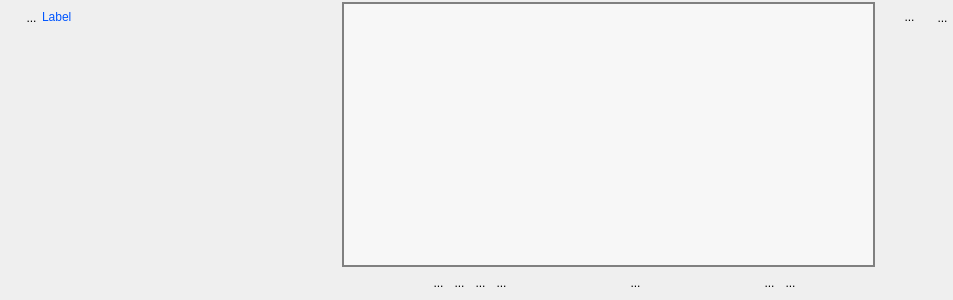
The window that UiQT4/desWidgetPlusieursBase.ui (SalomePlatform/eficas_tools) describes before a commit, drawn with Qt 5.
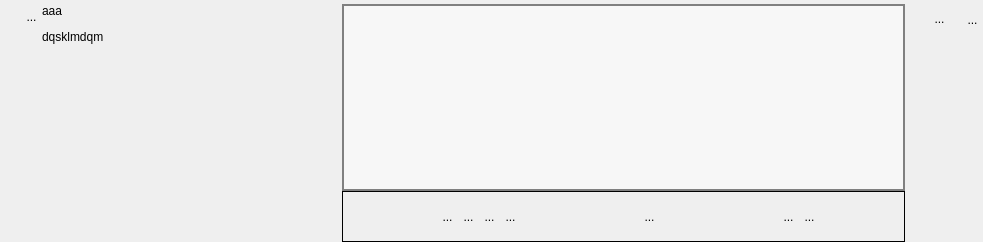
The same window after the commit. Icons and pictures are not drawn. Custom widgets are drawn as their Qt base class.

What changed in the file:
```diff
--- a/UiQT4/desWidgetPlusieursBase.ui
+++ b/UiQT4/desWidgetPlusieursBase.ui
@@ -6,8 +6,8 @@
    <rect>
     <x>0</x>
     <y>0</y>
-    <width>953</width>
-    <height>300</height>
+    <width>983</width>
+    <height>242</height>
    </rect>
   </property>
   <property name="sizePolicy">
@@ -31,34 +31,35 @@
 }*/
 </string>
   </property>
-  <layout class="QHBoxLayout" name="horizontalLayout_7">
-   <property name="spacing">
-    <number>0</number>
-   </property>
-   <property name="leftMargin">
-    <number>0</number>
-   </property>
-   <property name="topMargin">
-    <number>2</number>
-   </property>
-   <property name="rightMargin">
-    <number>0</number>
-   </property>
-   <property name="bottomMargin">
-    <number>2</number>
-   </property>
-   <item>
-    <layout class="QVBoxLayout" name="verticalLayout_3">
-     <item>
       <layout class="QHBoxLayout" name="horizontalLayout_2">
        <property name="spacing">
         <number>0</number>
        </property>
+   <property name="leftMargin">
+    <number>0</number>
+   </property>
+   <property name="topMargin">
+    <number>4</number>
+   </property>
+   <property name="rightMargin">
+    <number>0</number>
+   </property>
+   <property name="bottomMargin">
+    <number>0</number>
+   </property>
+   <item>
+    <layout class="QVBoxLayout" name="verticalLayout_3">
+     <property name="spacing">
+      <number>0</number>
+     </property>
        <item>
         <layout class="QHBoxLayout" name="horizontalLayout">
          <property name="spacing">
           <number>0</number>
          </property>
+       <property name="sizeConstraint">
+        <enum>QLayout::SetFixedSize</enum>
+       </property>
          <item>
           <spacer name="horizontalSpacer_3">
            <property name="orientation">
@@ -80,13 +81,13 @@
            <property name="minimumSize">
             <size>
              <width>21</width>
-             <height>31</height>
+           <height>25</height>
             </size>
            </property>
            <property name="maximumSize">
             <size>
              <width>21</width>
-             <height>35</height>
+           <height>25</height>
             </size>
            </property>
            <property name="focusPolicy">
@@ -107,18 +108,33 @@
            </property>
            <property name="iconSize">
             <size>
-             <width>32</width>
-             <height>32</height>
+           <width>25</width>
+           <height>25</height>
             </size>
            </property>
           </widget>
+       </item>
+      </layout>
+     </item>
+     <item>
+      <spacer name="verticalSpacer">
+       <property name="orientation">
+        <enum>Qt::Vertical</enum>
+       </property>
+       <property name="sizeHint" stdset="0">
+        <size>
+         <width>20</width>
+         <height>5</height>
+        </size>
+       </property>
+      </spacer>
          </item>
         </layout>
        </item>
        <item>
         <widget class="MonLabelClic" name="label">
          <property name="sizePolicy">
-          <sizepolicy hsizetype="Fixed" vsizetype="Fixed">
+      <sizepolicy hsizetype="Fixed" vsizetype="Preferred">
            <horstretch>0</horstretch>
            <verstretch>0</verstretch>
           </sizepolicy>
@@ -126,7 +142,7 @@
          <property name="minimumSize">
           <size>
            <width>300</width>
-           <height>24</height>
+       <height>25</height>
           </size>
          </property>
          <property name="maximumSize">
@@ -139,26 +155,15 @@
           <enum>QFrame::NoFrame</enum>
          </property>
          <property name="text">
-          <string>&lt;html&gt;&lt;head/&gt;&lt;body&gt;&lt;p&gt;&lt;span style=&quot; color:#0055ff;&quot;&gt;Label&lt;/span&gt;&lt;/p&gt;&lt;/body&gt;&lt;/html&gt;</string>
-         </property>
-        </widget>
-       </item>
-      </layout>
-     </item>
-     <item>
-      <spacer name="verticalSpacer">
-       <property name="orientation">
-        <enum>Qt::Vertical</enum>
-       </property>
-       <property name="sizeHint" stdset="0">
-        <size>
-         <width>20</width>
-         <height>13</height>
-        </size>
-       </property>
-      </spacer>
-     </item>
-    </layout>
+      <string>&lt;html&gt;&lt;head/&gt;&lt;body&gt;&lt;p&gt;aaa&lt;/p&gt;&lt;p&gt;dqsklmdqm&lt;/p&gt;&lt;/body&gt;&lt;/html&gt;</string>
+     </property>
+     <property name="scaledContents">
+      <bool>false</bool>
+     </property>
+     <property name="alignment">
+      <set>Qt::AlignLeading|Qt::AlignLeft|Qt::AlignTop</set>
+     </property>
+    </widget>
    </item>
    <item>
     <layout class="QVBoxLayout" name="verticalLayout_2">
@@ -205,8 +210,8 @@
          <rect>
           <x>0</x>
           <y>0</y>
-          <width>514</width>
-          <height>251</height>
+          <width>546</width>
+          <height>175</height>
          </rect>
         </property>
         <property name="sizePolicy">
@@ -249,6 +254,10 @@
       </widget>
      </item>
      <item>
+      <widget class="QFrame" name="frame">
+       <property name="frameShape">
+        <enum>QFrame::Box</enum>
+       </property>
       <layout class="QHBoxLayout" name="horizontalLayout_6">
        <item>
         <spacer name="horizontalSpacer_5">
@@ -585,6 +594,7 @@
         </layout>
        </item>
       </layout>
+      </widget>
      </item>
     </layout>
    </item>
```
Left out of the diff: 3 changed lines with no effect on the pictures. Lines whose indentation alone changed are shown as unchanged.
